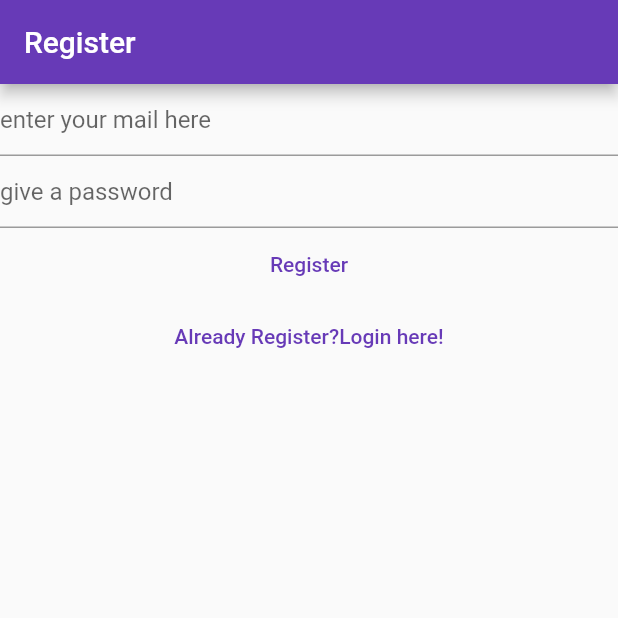
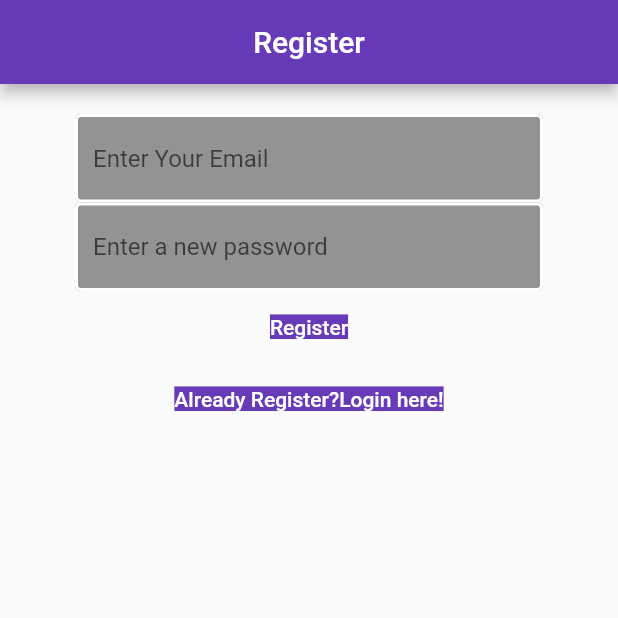
Before and after one commit to captainsza/BestowWise_App, a Flutter app: the screen it shows after launch, after a tap on "Not Registr yet? Register here!", on a phone screen of 412 x 824 dp, the top half of it. Run offline on Flutter 3.47's test engine with Material 2 defaults, Android fonts, the phone set to English and light mode, and no system bars; our stand-ins replace firebase_auth, firebase_core, firebase_database, flutter_speed_dial; accounts and stored records are empty; network calls fail.

Commit message:
stage-10

```diff
--- a/lib/constants/routes.dart
+++ b/lib/constants/routes.dart
@@ -2,4 +2,3 @@ const loginRoute = '/login/';
 const registerRoute = '/Register/';
 const ratingRoute = '/Rating/';
 const verifyEmailRoute = '/verify-email/';
-const addCategoryRoute = '/addCategory/';
--- a/lib/ff_stars.dart
+++ b/lib/ff_stars.dart
@@ -6,7 +6,8 @@ import 'package:flutter/material.dart';
 typedef FFStarsChanged = void Function(double realStars, double selectedStars);
 
 class FFStars extends StatefulWidget {
-  FFStars({
+  const FFStars({
+    super.key,
     required this.normalStar,
     required this.selectedStar,
     this.starCount = 5,
--- a/lib/main.dart
+++ b/lib/main.dart
@@ -1,10 +1,10 @@
 import 'package:allinbest/constants/routes.dart';
 import 'package:allinbest/services/auth/auth_service.dart';
-import 'package:allinbest/views/AddCategory.dart';
 import 'package:allinbest/views/login_view.dart';
 import 'package:allinbest/views/rating_view.dart';
 import 'package:allinbest/views/register_view/register_view.dart';
 import 'package:allinbest/views/verify_email_view.dart';
+import 'package:firebase_core/firebase_core.dart';
 
 import 'package:flutter/material.dart';
 
@@ -22,7 +22,6 @@ void main() {
         registerRoute: (context) => const RegisterView(),
         ratingRoute: (context) => const RatingView(),
         verifyEmailRoute: (context) => const VerifyEmailView(),
-        addCategoryRoute: (context) => const AddCategoryPage()
       },
     ),
   );
--- a/lib/services/auth/firebase_auth_provider.dart
+++ b/lib/services/auth/firebase_auth_provider.dart
@@ -5,7 +5,6 @@ import 'package:allinbest/services/auth/auth_user.dart';
 import 'package:firebase_auth/firebase_auth.dart'
     show FirebaseAuth, FirebaseAuthException;
 import 'package:firebase_core/firebase_core.dart';
-
 
 class FirebaseAuthProvider implements AuthProvider {
   @override
--- /dev/null
+++ b/lib/style/deco.dart
@@ -0,0 +1,12 @@
+import 'package:flutter/material.dart';
+
+const textInputDecoration = InputDecoration(
+  fillColor: Color.fromARGB(255, 147, 147, 145),
+  filled: true,
+  enabledBorder: OutlineInputBorder(
+    borderSide: BorderSide(color: Colors.white, width: 2.0),
+  ),
+  focusedBorder: OutlineInputBorder(
+    borderSide: BorderSide(color: Colors.deepPurple, width: 2.0),
+  ),
+);
--- a/lib/views/login_view.dart
+++ b/lib/views/login_view.dart
@@ -4,6 +4,7 @@ import 'package:allinbest/services/auth/auth_service.dart';
 
 import 'package:flutter/material.dart';
 
+import '../style/deco.dart';
 import '../utilities/show_error_dialog.dart';
 
 class LoginView extends StatefulWidget {
@@ -40,14 +41,16 @@ class _LoginViewState extends State<LoginView> {
         centerTitle: true,
         title: const Text('Login'),
       ),
-      body: Column(
+      body: Container(
+        padding: const EdgeInsets.symmetric(vertical: 20.0, horizontal: 50.0),
+        child: Column(
           children: [
             TextField(
               controller: _email,
               enableSuggestions: false,
               autocorrect: false,
-            decoration: const InputDecoration(
-              hintText: "enter your mail here",
+              decoration: textInputDecoration.copyWith(
+                hintText: 'Enter your Email',
               ),
             ),
             TextField(
@@ -56,11 +59,16 @@ class _LoginViewState extends State<LoginView> {
               enableSuggestions: false,
               autocorrect: false,
               keyboardType: TextInputType.emailAddress,
-            decoration: const InputDecoration(
-              hintText: "give a password",
+              decoration: textInputDecoration.copyWith(
+                hintText: 'Enter password',
               ),
             ),
-          TextButton(
+            Container(
+              padding: const EdgeInsets.symmetric(
+                vertical: 8.0,
+              ),
+              color: Colors.deepPurple,
+              child: TextButton(
                 onPressed: () async {
                   final email = _email.text;
                   final password = _password.text;
@@ -71,11 +79,13 @@ class _LoginViewState extends State<LoginView> {
                     );
                     final user = AuthService.firebase().currentUser;
                     if (user?.isEmailVerified ?? false) {
+                      // ignore: use_build_context_synchronously
                       Navigator.of(context).pushNamedAndRemoveUntil(
                         ratingRoute,
                         (route) => false,
                       );
                     } else {
+                      // ignore: use_build_context_synchronously
                       Navigator.of(context).pushNamedAndRemoveUntil(
                         verifyEmailRoute,
                         (route) => true,
@@ -98,18 +108,34 @@ class _LoginViewState extends State<LoginView> {
                     );
                   }
                 },
-            child: const Text('login'),
+                child: const Text(
+                  'login',
+                  style: TextStyle(
+                    color: Colors.white,
                   ),
-          TextButton(
+                ),
+              ),
+            ),
+            Container(
+              padding: const EdgeInsets.symmetric(vertical: 8.0),
+              color: Colors.deepPurple,
+              child: TextButton(
                 onPressed: () {
                   Navigator.of(context).pushNamedAndRemoveUntil(
                     registerRoute,
                     (route) => false,
                   );
                 },
-            child: const Text('Not Registr yet? Register here!'),
+                child: const Text(
+                  'Not Registr yet? Register here!',
+                  style: TextStyle(
+                    color: Colors.white,
+                  ),
+                ),
+              ),
             )
           ],
+        ),
       ),
     );
   }
--- a/lib/views/register_view/register_view.dart
+++ b/lib/views/register_view/register_view.dart
@@ -1,6 +1,7 @@
 import 'package:allinbest/constants/routes.dart';
 import 'package:allinbest/services/auth/auth_exceptions.dart';
 import 'package:allinbest/services/auth/auth_service.dart';
+import 'package:allinbest/style/deco.dart';
 import 'package:flutter/material.dart';
 import '../../utilities/show_error_dialog.dart';
 
@@ -34,25 +35,29 @@ class _RegisterViewState extends State<RegisterView> {
   @override
   Widget build(BuildContext context) {
     return Scaffold(
-      appBar: AppBar(title: const Text('Register')),
-      body: Column(
+      appBar: AppBar(
+        title: const Text('Register'),
+        centerTitle: true,
+      ),
+      body: Container(
+        padding: const EdgeInsets.symmetric(vertical: 20.0, horizontal: 50.0),
+        child: Column(
           children: [
             TextField(
                 controller: _email,
                 enableSuggestions: false,
                 autocorrect: false,
-            decoration: const InputDecoration(hintText: "enter your mail here"),
-          ),
+                decoration:
+                    textInputDecoration.copyWith(hintText: 'Enter Your Email')),
             TextField(
                 controller: _password,
                 obscureText: true,
                 enableSuggestions: false,
                 autocorrect: false,
                 keyboardType: TextInputType.emailAddress,
-            decoration: const InputDecoration(
-              hintText: "give a password",
-            ),
-          ),
+                decoration: textInputDecoration.copyWith(
+                  hintText: 'Enter a new password',
+                )),
             TextButton(
               onPressed: () async {
                 final email = _email.text;
@@ -63,6 +68,7 @@ class _RegisterViewState extends State<RegisterView> {
                     password: password,
                   );
                   AuthService.firebase().sendEmailVerification();
+                  // ignore: use_build_context_synchronously
                   Navigator.of(context).pushNamed(verifyEmailRoute);
                 } on WeakPasswordAuthException {
                   await showErrorDialog(
@@ -86,7 +92,13 @@ class _RegisterViewState extends State<RegisterView> {
                   );
                 }
               },
-            child: const Text('Register'),
+              child: const Text(
+                'Register',
+                style: TextStyle(
+                  color: Colors.white,
+                  backgroundColor: Colors.deepPurple,
+                ),
+              ),
             ),
             TextButton(
               onPressed: () {
@@ -95,9 +107,16 @@ class _RegisterViewState extends State<RegisterView> {
                   (route) => false,
                 );
               },
-            child: const Text('Already Register?Login here!'),
+              child: const Text(
+                'Already Register?Login here!',
+                style: TextStyle(
+                  color: Colors.white,
+                  backgroundColor: Colors.deepPurple,
+                ),
+              ),
             )
           ],
+        ),
       ),
     );
   }
--- a/pubspec.yaml
+++ b/pubspec.yaml
@@ -44,6 +44,7 @@ dependencies:
   flutter_speed_dial: ^6.2.0
   firebase_database: ^10.0.10
   image_picker: ^0.8.6+1
+  flutter_spinkit: ^5.1.0
 
 dev_dependencies:
   flutter_test:
```
Also changed, not shown: lib/style/colors.dart (added, +8 -0 lines), lib/views/AddCategory.dart (deleted, +0 -82 lines), lib/views/rating_view.dart (+52 -13 lines), pubspec.lock, 1 other file. Lines whose indentation alone changed are shown as unchanged.
